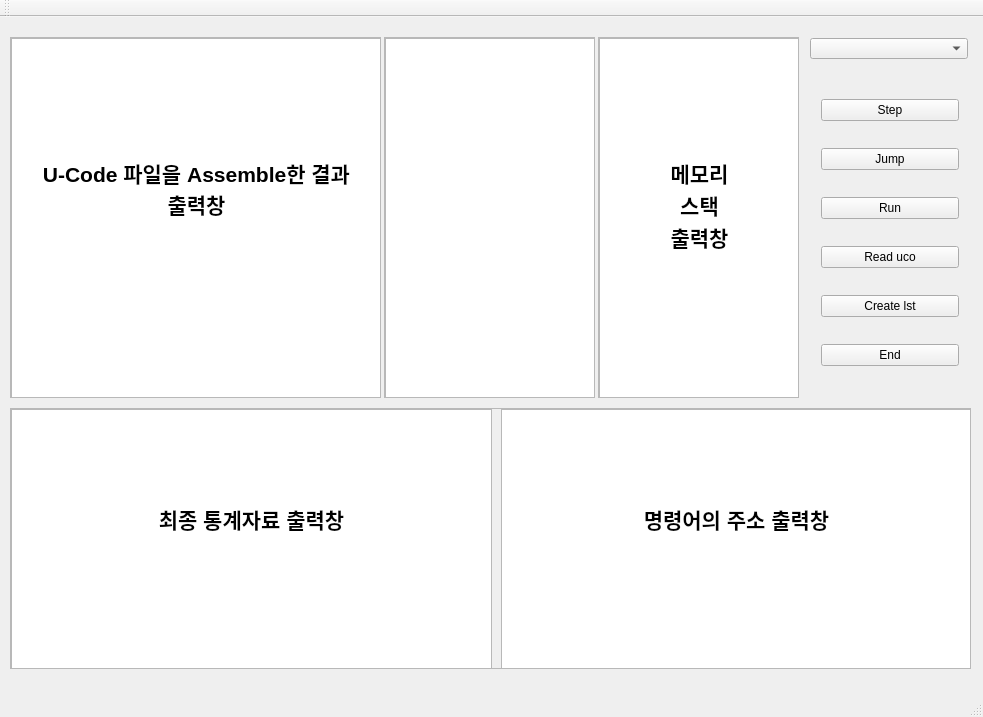
Before: the Qt Designer form UCodeInterpreter/UCodeInterpreter.ui in joohyeson/UCodeInterpreter, drawn with Qt 5.
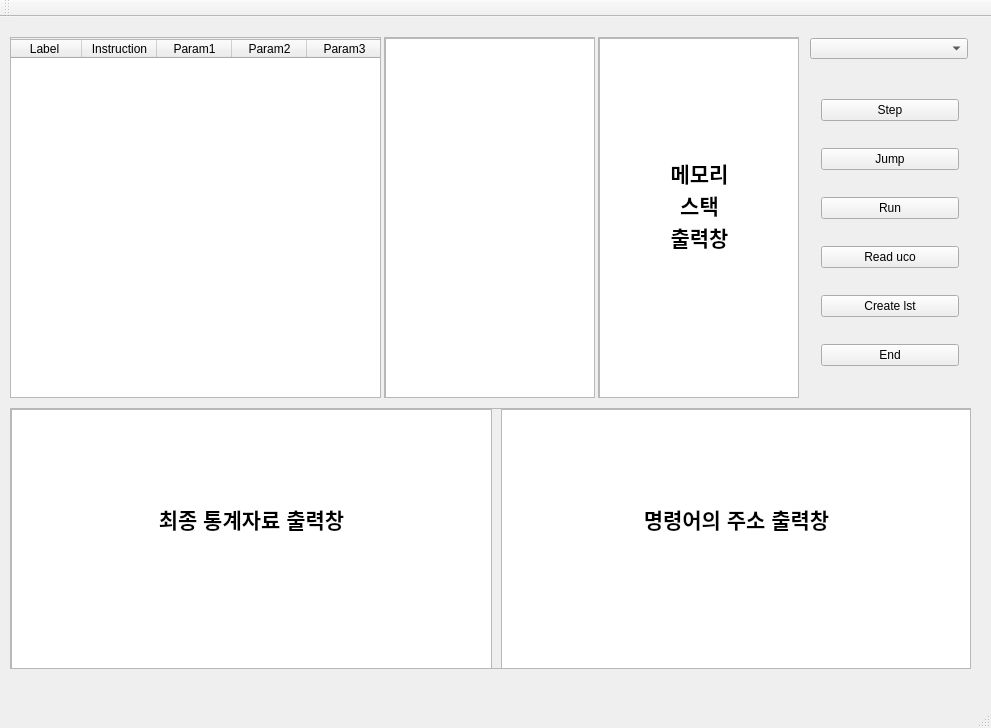
After: the same form once the commit is applied.

Commit message: Instructions 테이블 만들어서 깔끔하게 출력하도록 변경 Assemble() 생성

What changed in the file:
```diff
--- a/UCodeInterpreter/UCodeInterpreter.ui
+++ b/UCodeInterpreter/UCodeInterpreter.ui
@@ -6,8 +6,8 @@
    <rect>
     <x>0</x>
     <y>0</y>
-    <width>983</width>
-    <height>717</height>
+    <width>991</width>
+    <height>728</height>
    </rect>
   </property>
   <property name="windowTitle">
@@ -100,27 +100,94 @@
        <height>359</height>
       </rect>
      </property>
-     <widget class="QTextEdit" name="textEdit">
+     <widget class="QTableWidget" name="tableWidget">
       <property name="geometry">
        <rect>
-        <x>0</x>
-        <y>0</y>
-        <width>371</width>
-        <height>371</height>
+        <x>-5</x>
+        <y>1</y>
+        <width>381</width>
+        <height>361</height>
        </rect>
       </property>
-      <property name="html">
-       <string>&lt;!DOCTYPE HTML PUBLIC &quot;-//W3C//DTD HTML 4.0//EN&quot; &quot;http://www.w3.org/TR/REC-html40/strict.dtd&quot;&gt;
-&lt;html&gt;&lt;head&gt;&lt;meta name=&quot;qrichtext&quot; content=&quot;1&quot; /&gt;&lt;style type=&quot;text/css&quot;&gt;
-p, li { white-space: pre-wrap; }
-&lt;/style&gt;&lt;/head&gt;&lt;body style=&quot; font-family:'Gulim'; font-size:9pt; font-weight:400; font-style:normal;&quot;&gt;
-&lt;p align=&quot;center&quot; style=&quot;-qt-paragraph-type:empty; margin-top:0px; margin-bottom:0px; margin-left:0px; margin-right:0px; -qt-block-indent:0; text-indent:0px;&quot;&gt;&lt;br /&gt;&lt;/p&gt;
-&lt;p align=&quot;center&quot; style=&quot;-qt-paragraph-type:empty; margin-top:0px; margin-bottom:0px; margin-left:0px; margin-right:0px; -qt-block-indent:0; text-indent:0px; font-size:16pt; font-weight:600;&quot;&gt;&lt;br /&gt;&lt;/p&gt;
-&lt;p align=&quot;center&quot; style=&quot;-qt-paragraph-type:empty; margin-top:0px; margin-bottom:0px; margin-left:0px; margin-right:0px; -qt-block-indent:0; text-indent:0px; font-size:16pt; font-weight:600;&quot;&gt;&lt;br /&gt;&lt;/p&gt;
-&lt;p align=&quot;center&quot; style=&quot;-qt-paragraph-type:empty; margin-top:0px; margin-bottom:0px; margin-left:0px; margin-right:0px; -qt-block-indent:0; text-indent:0px; font-size:16pt; font-weight:600;&quot;&gt;&lt;br /&gt;&lt;/p&gt;
-&lt;p align=&quot;center&quot; style=&quot;-qt-paragraph-type:empty; margin-top:0px; margin-bottom:0px; margin-left:0px; margin-right:0px; -qt-block-indent:0; text-indent:0px; font-size:16pt; font-weight:600;&quot;&gt;&lt;br /&gt;&lt;/p&gt;
-&lt;p align=&quot;center&quot; style=&quot; margin-top:0px; margin-bottom:0px; margin-left:0px; margin-right:0px; -qt-block-indent:0; text-indent:0px;&quot;&gt;&lt;span style=&quot; font-size:16pt; font-weight:600;&quot;&gt;U-Code 파일을 Assemble한 결과 출력창&lt;/span&gt;&lt;/p&gt;&lt;/body&gt;&lt;/html&gt;</string>
+      <property name="sizePolicy">
+       <sizepolicy hsizetype="Maximum" vsizetype="Maximum">
+        <horstretch>0</horstretch>
+        <verstretch>0</verstretch>
+       </sizepolicy>
       </property>
+      <property name="maximumSize">
+       <size>
+        <width>381</width>
+        <height>16777215</height>
+       </size>
+      </property>
+      <property name="horizontalScrollBarPolicy">
+       <enum>Qt::ScrollBarAlwaysOff</enum>
+      </property>
+      <property name="sizeAdjustPolicy">
+       <enum>QAbstractScrollArea::AdjustToContents</enum>
+      </property>
+      <property name="autoScroll">
+       <bool>true</bool>
+      </property>
+      <property name="verticalScrollMode">
+       <enum>QAbstractItemView::ScrollPerItem</enum>
+      </property>
+      <property name="horizontalScrollMode">
+       <enum>QAbstractItemView::ScrollPerItem</enum>
+      </property>
+      <attribute name="horizontalHeaderVisible">
+       <bool>true</bool>
+      </attribute>
+      <attribute name="horizontalHeaderCascadingSectionResizes">
+       <bool>false</bool>
+      </attribute>
+      <attribute name="horizontalHeaderMinimumSectionSize">
+       <number>10</number>
+      </attribute>
+      <attribute name="horizontalHeaderDefaultSectionSize">
+       <number>75</number>
+      </attribute>
+      <attribute name="horizontalHeaderHighlightSections">
+       <bool>true</bool>
+      </attribute>
+      <attribute name="horizontalHeaderShowSortIndicator" stdset="0">
+       <bool>false</bool>
+      </attribute>
+      <attribute name="horizontalHeaderStretchLastSection">
+       <bool>false</bool>
+      </attribute>
+      <attribute name="verticalHeaderVisible">
+       <bool>false</bool>
+      </attribute>
+      <attribute name="verticalHeaderStretchLastSection">
+       <bool>false</bool>
+      </attribute>
+      <column>
+       <property name="text">
+        <string>Label</string>
+       </property>
+      </column>
+      <column>
+       <property name="text">
+        <string>Instruction</string>
+       </property>
+      </column>
+      <column>
+       <property name="text">
+        <string>Param1</string>
+       </property>
+      </column>
+      <column>
+       <property name="text">
+        <string>Param2</string>
+       </property>
+      </column>
+      <column>
+       <property name="text">
+        <string>Param3</string>
+       </property>
+      </column>
      </widget>
     </widget>
    </widget>
```
Left out of the diff: 20 changed lines with no effect on the pictures. The commit also changes 2 other files.
